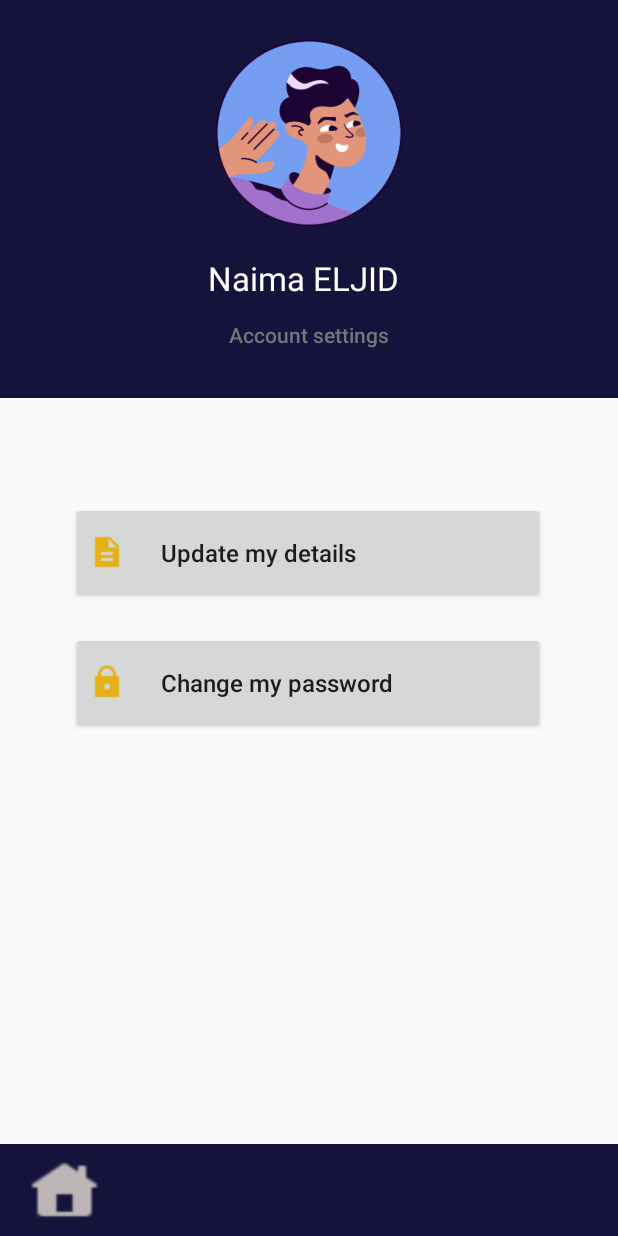
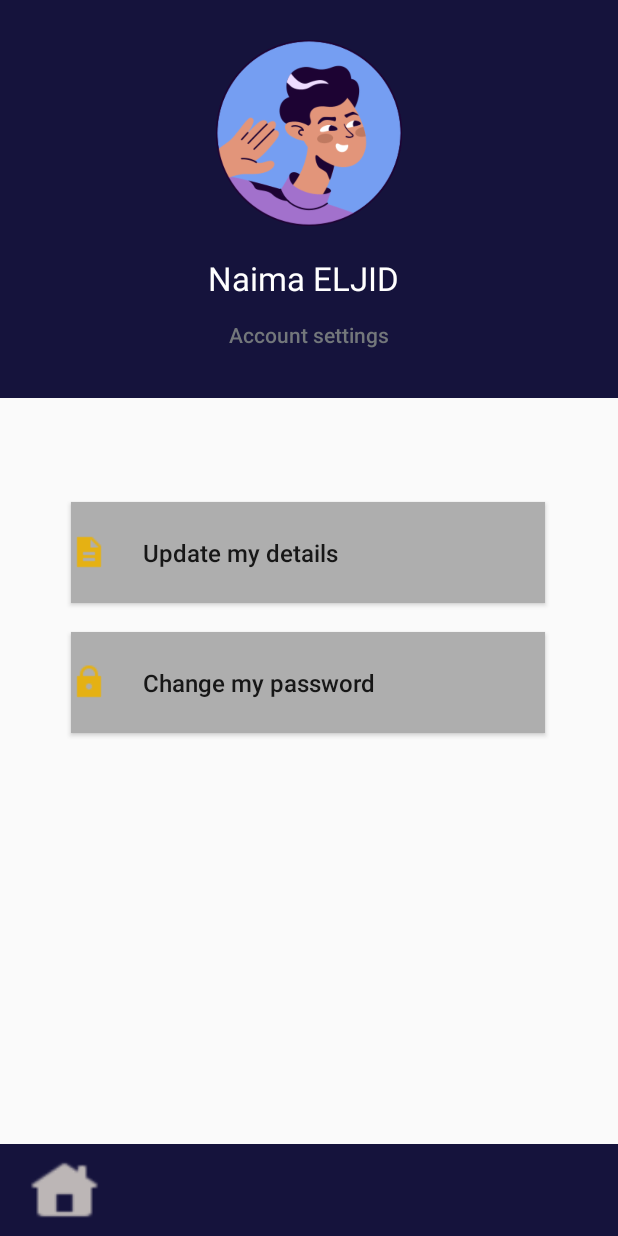
Before and after one commit to naima-adardor/CreditBook, an Android app: the profile screen opened directly, with no data from a screen before it, on a phone screen of 412 x 824 dp. Run offline under Robolectric (Android 15) with nearby library versions, the phone set to English and light mode, and no system bars; Roboto replaces fonts that are not available here.

Commit message:
some changes

```diff
--- a/app/src/main/java/com/example/creditbook/UpdatePersonalDetailActivity.java
+++ b/app/src/main/java/com/example/creditbook/UpdatePersonalDetailActivity.java
@@ -20,7 +20,7 @@
 
     @Override
     public void onClick(View view) {
-        Intent intent1=new Intent(UpdatePersonalDetailActivity.this,home.class);
+        Intent intent1=new Intent(UpdatePersonalDetailActivity.this,profile.class);
         startActivity(intent1);
     }
 }
--- a/app/src/main/res/drawable/btn_bg_selector_disabled.xml
+++ b/app/src/main/res/drawable/btn_bg_selector_disabled.xml
@@ -1,6 +1,6 @@
 <?xml version="1.0" encoding="utf-8"?>
 <selector xmlns:android="http://schemas.android.com/apk/res/android">
-         <item android:state_enabled="false" android:drawable="@color/Gray"/>
-        <item android:state_pressed="true" android:drawable="@color/LightGray"/>
-        <item android:drawable="@color/Orange"/>
+         <item android:state_enabled="false" android:drawable="@color/Orange"/>
+        <item android:state_pressed="true" android:drawable="@color/Orange"/>
+        <item android:drawable="@color/Gray2"/>
     </selector>
--- a/app/src/main/res/layout/profile.xml
+++ b/app/src/main/res/layout/profile.xml
@@ -62,6 +62,7 @@
         android:id="@+id/button2"
         android:layout_width="316dp"
         android:layout_height="67dp"
+        android:background="@drawable/btn_bg_selector_disabled"
         android:drawableLeft="@drawable/password"
         android:text="      Change my password"
         android:textAlignment="textStart"
@@ -78,6 +79,7 @@
         android:id="@+id/updatedetail"
         android:layout_width="316dp"
         android:layout_height="67dp"
+        android:background="@drawable/btn_bg_selector_disabled"
         android:drawableLeft="@drawable/document"
         android:text="      Update my details"
         android:textAlignment="textStart"
```
